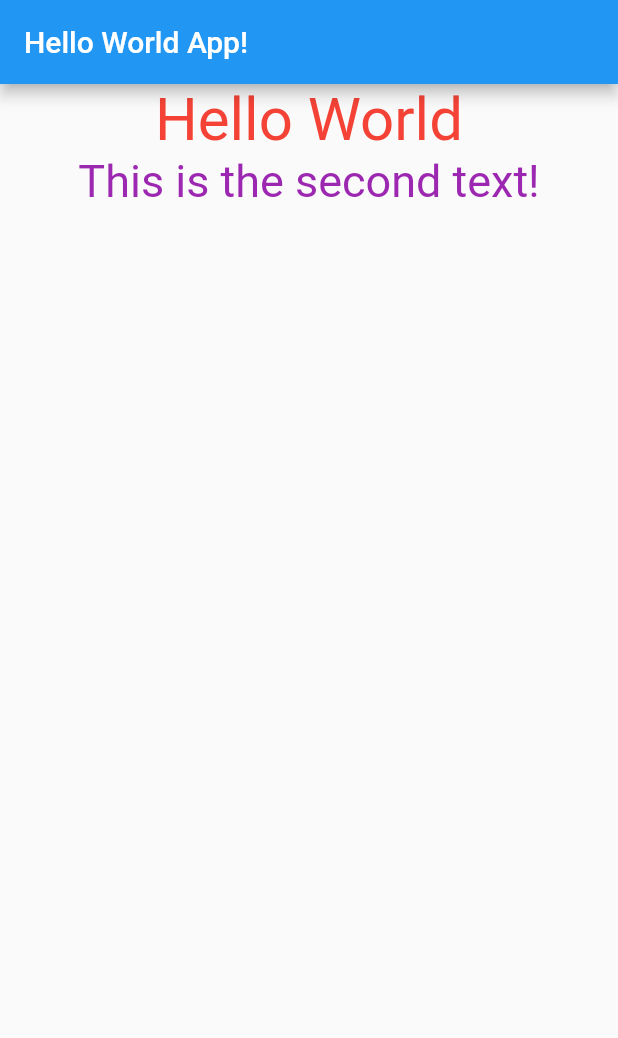
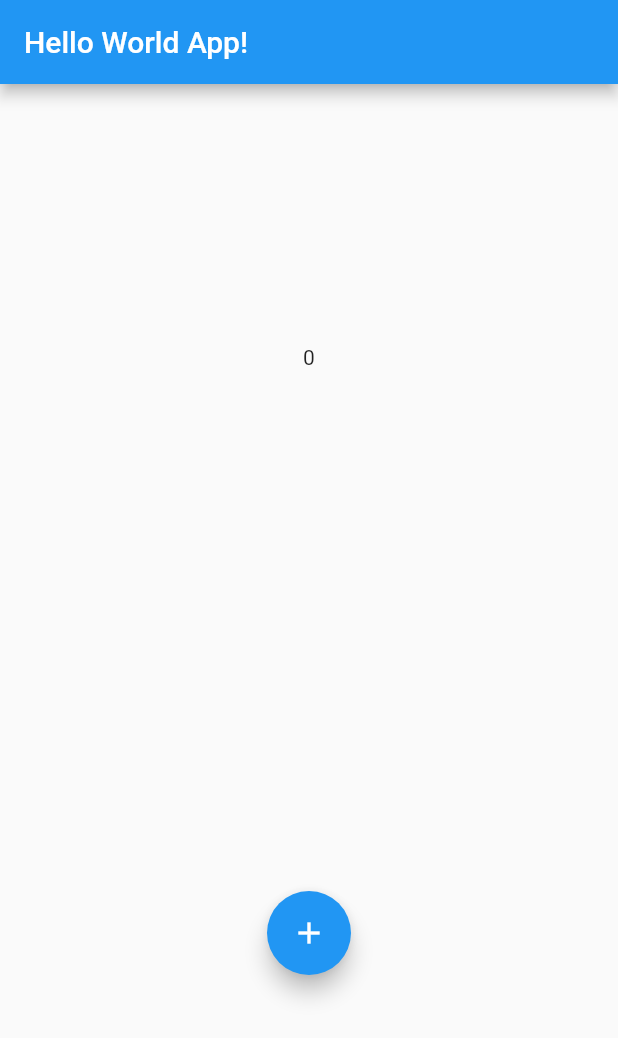
Before and after one commit to galileo-academy-wmiw/robin.dommelen-flutter, a Flutter app: the screen it shows after launch, on a phone screen of 412 x 824 dp. Shown: the top 1038 px of the screen. Run offline on Flutter 3.47's test engine with Material 2 defaults, Android fonts, the phone set to English and light mode, and no system bars; our stand-ins replace audioplayers, shared_preferences, video_player.

Commit message:
push: H4.17

```diff
--- a/hello-world/lib/main.dart
+++ b/hello-world/lib/main.dart
@@ -4,6 +4,7 @@ import "library.dart" as lib;
 import 'package:flutter/material.dart';
 import 'package:audioplayers/audioplayers.dart';
 import 'package:video_player/video_player.dart';
+import 'package:shared_preferences/shared_preferences.dart';
 
 const List<DropdownMenuItem<int>> listOptions = [
   DropdownMenuItem(child: Text("Large"), value: 200,),
@@ -13,7 +14,7 @@ const List<DropdownMenuItem<int>> listOptions = [
 
 final AudioPlayer audioPlayer = AudioPlayer();
 
-void main() => runApp(MyInherited(child: const AppRoot()));
+void main() => runApp(const AppRoot());
 
 class AppRoot extends StatelessWidget {
   const AppRoot({Key? key}) : super(key: key);
@@ -42,26 +43,12 @@ class AppTree extends StatefulWidget {
 
 class _AppTreeState extends State<AppTree> with SingleTickerProviderStateMixin {
 
-  String _textOnScreen = "";
+  int _ivalue = 0;
 
   @override
   void initState() {
     super.initState();
-
-    lib.textStream.stream.listen((text) {
-      setState(() {
-        _textOnScreen = text;
-      });
-    });
-
-    Timer(Duration(seconds: 3), () {
-      setState(() {
-        MyInherited.of(context).blueText = TextStyle(
-          color: Colors.red,
-          fontSize: 40
-        );
-      });
-    });
+    //load("name").then((value) => _ivalue = value);
   }
 
   @override
@@ -71,42 +58,40 @@ class _AppTreeState extends State<AppTree> with SingleTickerProviderStateMixin {
 
   @override
   Widget build(BuildContext context) {
-    return Column(
-      children: [
-        Container(
-          child: Text("Hello World", style: MyInherited.of(context).blueText),
-        ),
-        Container(
-          child: Text(_textOnScreen, style: lib.testStyle),
-        ),
-      ],
+    return FutureBuilder<int>(
+      future: load("name"),
+      builder: (context, snapshot) {
+        _ivalue = snapshot.data ?? 0;
+        if(snapshot.connectionState == ConnectionState.waiting) return Container(child: Text("Waiting..."),);
+        return Center(
+          child: Column(
+            mainAxisAlignment: MainAxisAlignment.spaceAround,
+            children: [
+              Text(_ivalue.toString()),
+              FloatingActionButton(
+                onPressed: () {
+                  setState(() {
+                    _ivalue++;
+                    save("name", _ivalue);
+                  });
+                },
+                child: Icon(Icons.add),
+              )
+            ],
+          ),
+        );
+      }
     );
   }
-}
 
-class MyInherited extends InheritedWidget {
-  MyInherited({
-    Key? key,
-    required Widget child,
-  }) : super(key: key, child: child);
-
-  static MyInherited of(BuildContext context) {
-    final MyInherited? result = context.dependOnInheritedWidgetOfExactType<MyInherited>();
-    assert(result != null, 'No MyInherited found in context');
-    return result!;
+  Future<void> save(String name, int value) async {
+    final prefs = await SharedPreferences.getInstance();
+    prefs.setInt(name, value);
   }
 
-  @override
-  bool updateShouldNotify(MyInherited old) {
-    return true;
+  Future<int> load(String name) async {
+    final prefs = await SharedPreferences.getInstance();
+    final val = prefs.getInt(name);
+    return val ?? 0;
   }
-
-  TextStyle blueText = TextStyle(
-    color: Colors.blue,
-    fontFamily: "TiltWarp",
-    letterSpacing: 1.2,
-    fontSize: 14,
-    fontWeight: FontWeight.bold,
-  );
-
 }
--- a/hello-world/pubspec.yaml
+++ b/hello-world/pubspec.yaml
@@ -37,6 +37,7 @@ dependencies:
   cupertino_icons: ^1.0.2
   audioplayers: ^3.0.1
   video_player: ^2.5.3
+  shared_preferences: ^2.0.0
 
 dev_dependencies:
   flutter_test:
```
Also changed, not shown: hello-world/pubspec.lock.
